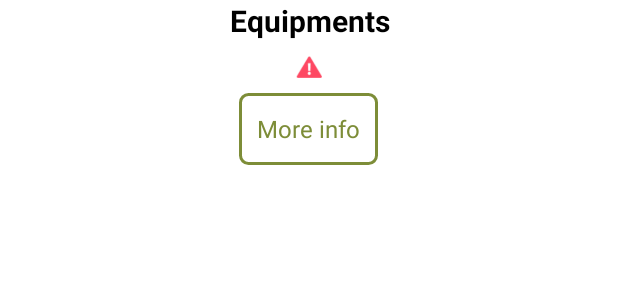
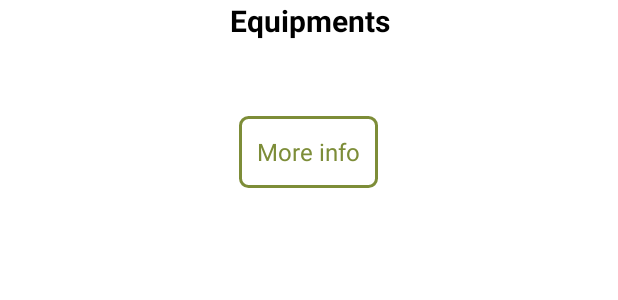
Before and after one commit to RekolaCZ/mobile-android, an Android app: the layout bike_detail_equipment.xml on its own in the app's theme, with its tools: preview values and no code run, on a phone screen of 412 x 824 dp. Shown: the top 300 px of the screen. Run offline under Robolectric (Android 15) with nearby library versions, the phone set to English and light mode, and no system bars.

Commit message:
prepare for loading images from api

```diff
--- a/rekola/build.gradle
+++ b/rekola/build.gradle
@@ -166,5 +166,6 @@ dependencies {
     compile 'com.squareup:otto:1.3.7'
     compile 'net.hockeyapp.android:HockeySDK:3.0.2'
     compile('com.lsjwzh:materialloadingprogressbar:0.5.5-RELEASE')
+    compile 'com.github.bumptech.glide:glide:3.5.2'
     compile fileTree(dir: 'libs', include: ['*.jar'])
 }
--- a/rekola/src/main/res/layout/bike_detail_basic_info.xml
+++ b/rekola/src/main/res/layout/bike_detail_basic_info.xml
@@ -11,7 +11,7 @@
         android:paddingTop="10dp"
         android:paddingLeft="80dp"
         android:paddingRight="80dp"
-        android:src="@drawable/img_bike"/>
+        />
 
 
     <TextView
--- a/rekola/src/main/res/layout/bike_detail_equipment.xml
+++ b/rekola/src/main/res/layout/bike_detail_equipment.xml
@@ -17,15 +17,10 @@
     <LinearLayout
         android:id="@+id/ll_equipments"
         android:layout_width="match_parent"
-        android:layout_height="wrap_content"
+        android:layout_height="30dp"
         android:gravity="center"
         android:orientation="horizontal"
         android:layout_marginBottom="10dp">
-
-        <ImageView
-            android:layout_width="wrap_content"
-            android:layout_height="wrap_content"
-            android:src="@drawable/ic_warning_red"/>
 
     </LinearLayout>
 
--- a/rekola/src/main/res/layout/fragment_return.xml
+++ b/rekola/src/main/res/layout/fragment_return.xml
@@ -14,7 +14,7 @@
             android:layout_height="100dp"
             android:layout_alignParentTop="true"
             android:layout_centerHorizontal="true"
-            android:src="@drawable/img_bike"/>
+            />
 
         <TextView
             android:id="@+id/txt_bike_name"
```
Also changed, not shown: rekola/src/main/java/cz/rekola/app/core/adapter/BikeDetailAdapter.java (+18 -1 lines), rekola/src/main/java/cz/rekola/app/fragment/natural/ReturnFragment.java (+17 -19 lines), rekola/src/main/res/drawable-hdpi/img_bike.png (deleted), rekola/src/main/res/drawable-mdpi/img_bike.png (deleted), rekola/src/main/res/drawable-xhdpi/img_bike.png (deleted), rekola/src/main/res/drawable-xxhdpi/img_bike.png (deleted).
